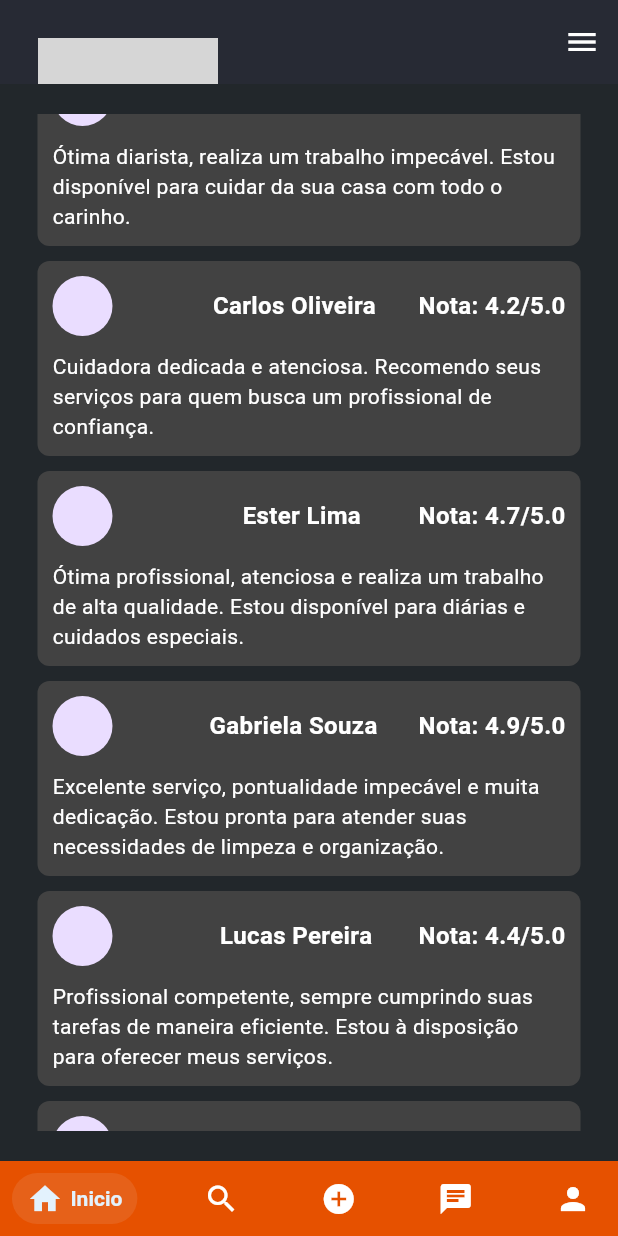
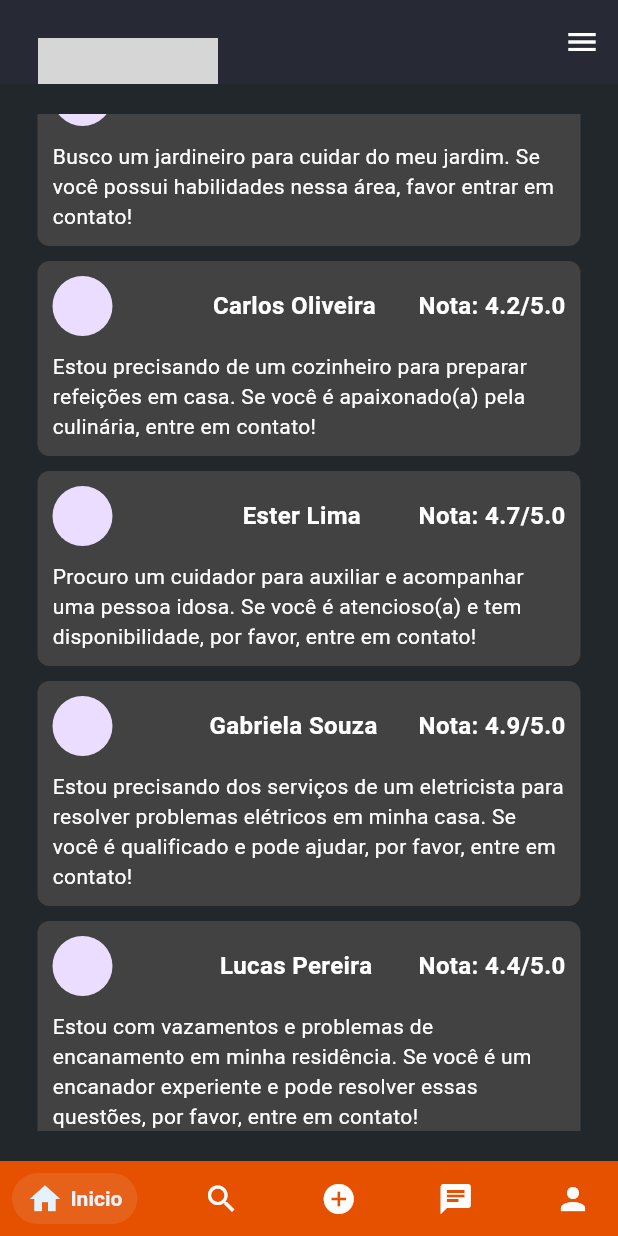
Before and after one commit to Dom-Luiz-III/agenclean_project, a Flutter app: the Home screen opened directly, scrolled down 576 dp, on a phone screen of 412 x 824 dp. Run offline on Flutter 3.47's test engine with Material 3 defaults, Android fonts, the phone set to English and light mode, and no system bars; drawn by our look-alikes of salomon_bottom_bar; our stand-ins replace cloud_firestore, firebase_auth, firebase_core, mask_text_input_formatter; accounts and stored records are empty; network calls fail; grey boxes are pictures that could not be loaded.

Commit message:
add search_bar / edit home_screen

```diff
--- a/lib/screens/home.dart
+++ b/lib/screens/home.dart
@@ -1,3 +1,4 @@
+import 'package:agenclean_project/screens/search_screen.dart';
 import 'package:flutter/material.dart';
 import 'package:salomon_bottom_bar/salomon_bottom_bar.dart';
 import 'package:agenclean_project/screens/login_screen.dart';
@@ -46,14 +47,14 @@ class _GoogleBottomBarState extends State<Home> {
                 CircleAvatar(
                   radius: 50,
                   backgroundImage: NetworkImage(
-                      'https://media.istockphoto.com/id/1049317672/pt/foto/indian-girl-with-phone.jpg?s=2048x2048&w=is&k=20&c=rq-cjjqr6aOUAmCOepQ32hlPoPiH9xORR7_XSpFWb0M='),
+                      'https://images.unsplash.com/photo-1438761681033-6461ffad8d80?ixlib=rb-1.2.1&ixid=MnwxMjA3fDB8MHxwaG90by1wYWdlfHx8fGVufDB8fHx8&auto=format&fit=crop&w=1470&q=80'),
                 ),
                 SizedBox(width: 20),
                 Column(
                   crossAxisAlignment: CrossAxisAlignment.start,
                   children: [
                     Text(
-                      'Nome do Usuário',
+                      'Paula Ferreira Silva',
                       style: TextStyle(
                         fontSize: 18,
                         fontWeight: FontWeight.bold,
@@ -84,7 +85,7 @@ class _GoogleBottomBarState extends State<Home> {
               child: Container(
                 constraints: const BoxConstraints(maxWidth: 200),
                 child: const Text(
-                  'Profissionais próximos disponíveis',
+                  'Serviços Próximos Disponíveis',
                   textAlign: TextAlign.center,
                   style: TextStyle(
                     fontSize: 20,
@@ -115,10 +116,10 @@ class _GoogleBottomBarState extends State<Home> {
                     const SizedBox(height: 20),
                     const SizedBox(height: 10),
                     _buildRecommendationBox(
-                      name: 'Marcos Augusto',
+                      name: 'Carlos Pereira da Silva',
                       rating: '4.5/5.0',
                       ratingDescription:
-                          'Sou diarista profissional, especializado em limpeza e organização. Também possuo habilidades culinárias.',
+                          'Preciso de uma diarista para serviço semanal em casa com dois quartos e dois banheiros. Interessados(as), por favor, entrem em contato!',
                       // profileImage: 'https://www.promoview.com.br/uploads/2017/04/b72a1cfe.png',
                     ),
                     const SizedBox(height: 10),
@@ -126,7 +127,7 @@ class _GoogleBottomBarState extends State<Home> {
                       name: 'Ana Silva',
                       rating: '5.0/5.0',
                       ratingDescription:
-                          'Diarista experiente e dedicada. Cuido da sua casa como se fosse minha. Habilidades culinárias inclusas!',
+                          'Estou procurando uma babá confiável e carinhosa para cuidar dos meus filhos. Se você tem experiência e disponibilidade, entre em contato!',
                       // profileImage: 'https://www.promoview.com.br/uploads/2017/04/b72a1cfe.png',
                     ),
                     const SizedBox(height: 10),
@@ -134,7 +135,7 @@ class _GoogleBottomBarState extends State<Home> {
                       name: 'Júlia Santos',
                       rating: '4.8/5.0',
                       ratingDescription:
-                          'Ótima diarista, realiza um trabalho impecável. Estou disponível para cuidar da sua casa com todo o carinho.',
+                          'Busco um jardineiro para cuidar do meu jardim. Se você possui habilidades nessa área, favor entrar em contato!',
                       // profileImage: 'https://www.promoview.com.br/uploads/2017/04/b72a1cfe.png',
                     ),
                     const SizedBox(height: 10),
@@ -142,7 +143,7 @@ class _GoogleBottomBarState extends State<Home> {
                       name: 'Carlos Oliveira',
                       rating: '4.2/5.0',
                       ratingDescription:
-                          'Cuidadora dedicada e atenciosa. Recomendo seus serviços para quem busca um profissional de confiança.',
+                          'Estou precisando de um cozinheiro para preparar refeições em casa. Se você é apaixonado(a) pela culinária, entre em contato!',
                       // profileImage: 'https://www.promoview.com.br/uploads/2017/04/b72a1cfe.png',
                     ),
                     const SizedBox(height: 10),
@@ -150,7 +151,7 @@ class _GoogleBottomBarState extends State<Home> {
                       name: 'Ester Lima',
                       rating: '4.7/5.0',
                       ratingDescription:
-                          'Ótima profissional, atenciosa e realiza um trabalho de alta qualidade. Estou disponível para diárias e cuidados especiais.',
+                          'Procuro um cuidador para auxiliar e acompanhar uma pessoa idosa. Se você é atencioso(a) e tem disponibilidade, por favor, entre em contato!',
                       // profileImage: 'https://www.promoview.com.br/uploads/2017/04/b72a1cfe.png',
                     ),
                     const SizedBox(height: 10),
@@ -158,7 +159,7 @@ class _GoogleBottomBarState extends State<Home> {
                       name: 'Gabriela Souza',
                       rating: '4.9/5.0',
                       ratingDescription:
-                          'Excelente serviço, pontualidade impecável e muita dedicação. Estou pronta para atender suas necessidades de limpeza e organização.',
+                          'Estou precisando dos serviços de um eletricista para resolver problemas elétricos em minha casa. Se você é qualificado e pode ajudar, por favor, entre em contato!',
                       // profileImage: 'https://www.promoview.com.br/uploads/2017/04/b72a1cfe.png',
                     ),
                     const SizedBox(height: 10),
@@ -166,7 +167,7 @@ class _GoogleBottomBarState extends State<Home> {
                       name: 'Lucas Pereira',
                       rating: '4.4/5.0',
                       ratingDescription:
-                          'Profissional competente, sempre cumprindo suas tarefas de maneira eficiente. Estou à disposição para oferecer meus serviços.',
+                          'Estou com vazamentos e problemas de encanamento em minha residência. Se você é um encanador experiente e pode resolver essas questões, por favor, entre em contato!',
                       // profileImage: 'https://www.promoview.com.br/uploads/2017/04/b72a1cfe.png',
                     ),
                     const SizedBox(height: 10),
@@ -174,7 +175,7 @@ class _GoogleBottomBarState extends State<Home> {
                       name: 'Fernanda Oliveira',
                       rating: '4.6/5.0',
                       ratingDescription:
-                          'Dedicada e responsável, realiza seu trabalho com muito cuidado. Ofereço serviços de limpeza e organização.',
+                          'Estou procurando um professor particular para aulas de matemática. Se você é especialista nessa disciplina e tem experiência em lecionar, por favor, entre em contato!',
                       //  profileImage: 'https://www.promoview.com.br/uploads/2017/04/b72a1cfe.png',
                     ),
                   ],
@@ -187,12 +188,10 @@ class _GoogleBottomBarState extends State<Home> {
     ),
 
     // Conteúdo para o item "Pesquisar"
-    Center(
-      child: Text("Pesquisar test"),
-    ),
+    SearchBarApp(),
     // Conteúdo para o item "Adicionar"
     Center(
-      child: Text("Adicionar test"),
+      child: Text("Implementação em Breve!", style: TextStyle(color: Colors.orange, fontSize: 28)),
     ),
     // Conteúdo para o item "Chat"
     const Center(
```
Also changed, not shown: lib/screens/search_screen.dart (added, +73 -0 lines).
